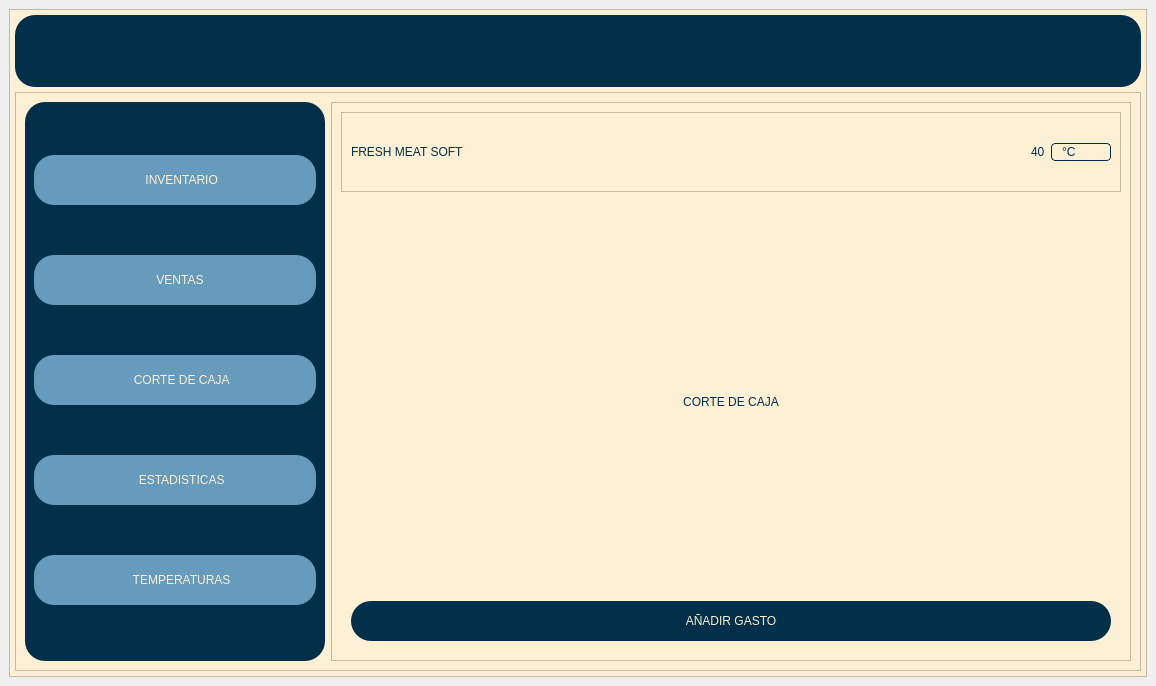
The window that carniceria.ui (CarlosEOrt/freshMeatSoft) describes before a commit, drawn with Qt 5.
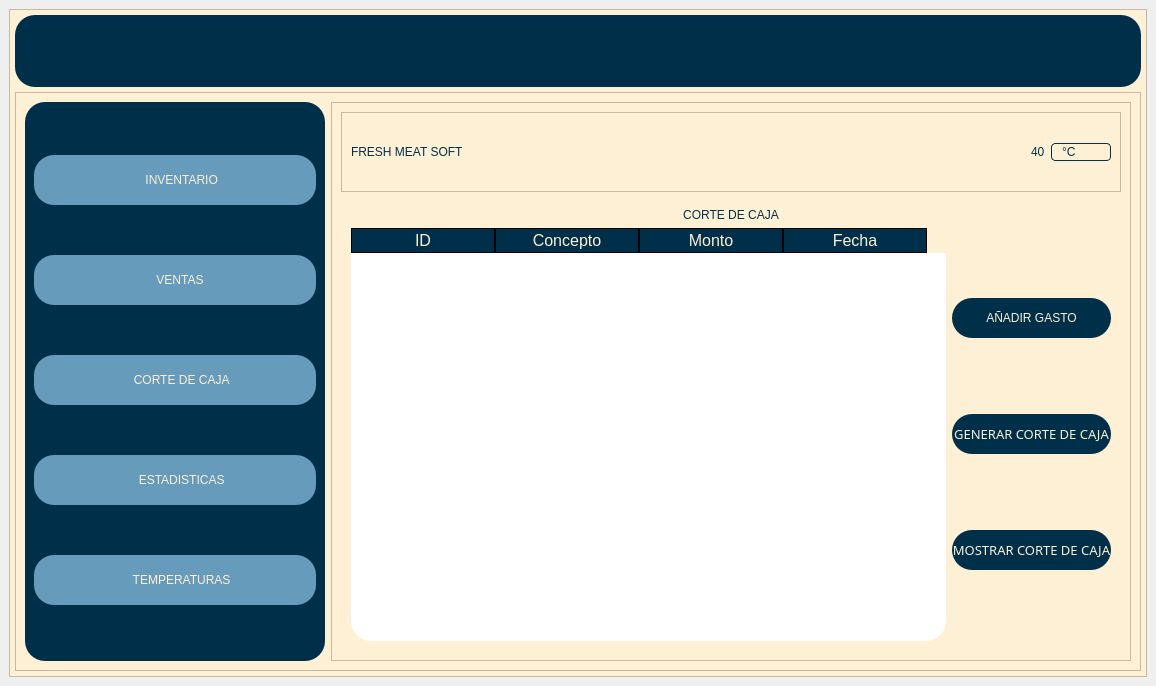
The same window after the commit. The open tabs and pages were chosen to show the change. Icons and pictures are not drawn.

Commit message: Modificaciones Tablas, Botones E Inicio apartado Corte de Caja

The edit to the form file:
```diff
--- a/carniceria.ui
+++ b/carniceria.ui
@@ -988,7 +988,7 @@
                    </layout>
                   </widget>
                   <widget class="QWidget" name="page_corte_de_caja">
-                   <layout class="QVBoxLayout" name="verticalLayout_15">
+                   <layout class="QVBoxLayout" name="verticalLayout_23">
                     <item>
                      <widget class="QLabel" name="lbl_titulo_corte_de_caja">
                       <property name="text">
@@ -1000,17 +1000,136 @@
                      </widget>
                     </item>
                     <item>
-                     <widget class="QPushButton" name="btn_anadir_gasto">
-                      <property name="minimumSize">
-                       <size>
-                        <width>120</width>
-                        <height>40</height>
-                       </size>
-                      </property>
-                      <property name="text">
-                       <string>AÑADIR GASTO</string>
-                      </property>
-                     </widget>
+                     <layout class="QHBoxLayout" name="horizontalLayout_18">
+                      <item>
+                       <widget class="QTableWidget" name="tabla_gastos">
+                        <property name="frameShape">
+                         <enum>QFrame::StyledPanel</enum>
+                        </property>
+                        <property name="frameShadow">
+                         <enum>QFrame::Sunken</enum>
+                        </property>
+                        <property name="horizontalScrollBarPolicy">
+                         <enum>Qt::ScrollBarAlwaysOff</enum>
+                        </property>
+                        <property name="editTriggers">
+                         <set>QAbstractItemView::NoEditTriggers</set>
+                        </property>
+                        <property name="dragDropOverwriteMode">
+                         <bool>false</bool>
+                        </property>
+                        <property name="alternatingRowColors">
+                         <bool>false</bool>
+                        </property>
+                        <property name="selectionMode">
+                         <enum>QAbstractItemView::ExtendedSelection</enum>
+                        </property>
+                        <property name="showGrid">
+                         <bool>true</bool>
+                        </property>
+                        <property name="sortingEnabled">
+                         <bool>false</bool>
+                        </property>
+                        <property name="cornerButtonEnabled">
+                         <bool>true</bool>
+                        </property>
+                        <attribute name="horizontalHeaderDefaultSectionSize">
+                         <number>144</number>
+                        </attribute>
+                        <attribute name="verticalHeaderVisible">
+                         <bool>false</bool>
+                        </attribute>
+                        <column>
+                         <property name="text">
+                          <string>ID</string>
+                         </property>
+                        </column>
+                        <column>
+                         <property name="text">
+                          <string>Concepto</string>
+                         </property>
+                        </column>
+                        <column>
+                         <property name="text">
+                          <string>Monto</string>
+                         </property>
+                        </column>
+                        <column>
+                         <property name="text">
+                          <string>Fecha</string>
+                         </property>
+                        </column>
+                       </widget>
+                      </item>
+                      <item>
+                       <layout class="QVBoxLayout" name="verticalLayout_15">
+                        <item>
+                         <widget class="QPushButton" name="btn_anadir_gasto">
+                          <property name="minimumSize">
+                           <size>
+                            <width>120</width>
+                            <height>40</height>
+                           </size>
+                          </property>
+                          <property name="cursor">
+                           <cursorShape>PointingHandCursor</cursorShape>
+                          </property>
+                          <property name="text">
+                           <string>AÑADIR GASTO</string>
+                          </property>
+                         </widget>
+                        </item>
+                        <item>
+                         <widget class="QPushButton" name="btn_generar_corte">
+                          <property name="minimumSize">
+                           <size>
+                            <width>120</width>
+                            <height>40</height>
+                           </size>
+                          </property>
+                          <property name="font">
+                           <font>
+                            <family>Arial Black</family>
+                            <pointsize>10</pointsize>
+                            <italic>false</italic>
+                            <fontweight></fontweight>
+                           </font>
+                          </property>
+                          <property name="cursor">
+                           <cursorShape>PointingHandCursor</cursorShape>
+                          </property>
+                          <property name="text">
+                           <string>GENERAR CORTE DE CAJA</string>
+                          </property>
+                         </widget>
+                        </item>
+                        <item>
+                         <widget class="QPushButton" name="btn_mostrar_corte">
+                          <property name="minimumSize">
+                           <size>
+                            <width>120</width>
+                            <height>40</height>
+                           </size>
+                          </property>
+                          <property name="font">
+                           <font>
+                            <family>Arial Black</family>
+                            <pointsize>10</pointsize>
+                            <italic>false</italic>
+                            <fontweight></fontweight>
+                           </font>
+                          </property>
+                          <property name="cursor">
+                           <cursorShape>PointingHandCursor</cursorShape>
+                          </property>
+                          <property name="text">
+                           <string>MOSTRAR CORTE DE CAJA</string>
+                          </property>
+                         </widget>
+                        </item>
+                       </layout>
+                      </item>
+                     </layout>
                     </item>
                    </layout>
                   </widget>
```
Left out of the diff: 69 changed lines with no effect on the pictures. The commit also changes 5 other files.
